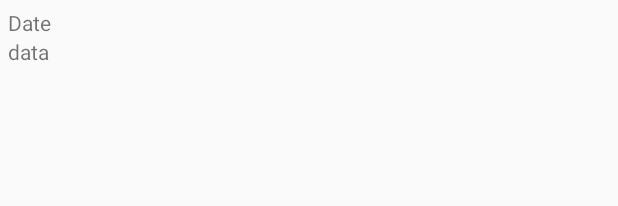
After one commit to gustavkauman/galgeleg, an Android app: the layout activity_high_score_list.xml on its own in the app's theme, with its tools: preview values and no code run, on a phone screen of 412 x 824 dp. The commit adds this screen. Shown: the top 206 px of the screen. Run offline under Robolectric (Android 15) with nearby library versions, the phone set to English and light mode, and no system bars; network calls fail.

Commit message:
Add high score list

```diff
--- a/app/build.gradle
+++ b/app/build.gradle
@@ -30,6 +30,7 @@ dependencies {
     implementation fileTree(dir: "libs", include: ["*.jar"])
     implementation 'androidx.appcompat:appcompat:1.2.0'
     implementation 'androidx.constraintlayout:constraintlayout:1.1.3'
+    implementation 'com.google.code.gson:gson:2.8.6'
     testImplementation 'junit:junit:4.12'
     androidTestImplementation 'androidx.test.ext:junit:1.1.2'
     androidTestImplementation 'androidx.test.espresso:espresso-core:3.3.0'
--- a/app/src/main/AndroidManifest.xml
+++ b/app/src/main/AndroidManifest.xml
@@ -11,7 +11,8 @@
             android:roundIcon="@mipmap/ic_launcher_round"
             android:supportsRtl="true"
             android:theme="@style/AppTheme">
-        <activity android:name=".views.GameLostActivity"></activity>
+        <activity android:name=".views.HighScoreListActivity"></activity>
+        <activity android:name=".views.GameLostActivity" />
         <activity android:name=".views.GameWonActivity" />
         <activity android:name=".views.PlayGameActivity" />
         <activity android:name=".views.MainMenuActivity">
--- a/app/src/main/java/dk/kauman/dtu/brint/galgeleg/views/MainMenuActivity.java
+++ b/app/src/main/java/dk/kauman/dtu/brint/galgeleg/views/MainMenuActivity.java
@@ -16,6 +16,7 @@ public class MainMenuActivity extends Activity implements View.OnClickListener {
         super.onCreate(savedInstanceState);
         setContentView(R.layout.activity_main_menu);
         findViewById(R.id.goToGameButton).setOnClickListener(this);
+        findViewById(R.id.highScoreListButton).setOnClickListener(this);
     }
 
     @Override
@@ -23,6 +24,9 @@ public class MainMenuActivity extends Activity implements View.OnClickListener {
         if (v == v.getRootView().findViewById(R.id.goToGameButton)) {
             Intent intent = new Intent(this, PlayGameActivity.class);
             startActivityForResult(intent, ACTIVITY_REQUEST_CODE);
+        } else if (v == v.getRootView().findViewById(R.id.highScoreListButton)) {
+            Intent intent = new Intent(this, HighScoreListActivity.class);
+            startActivity(intent);
         }
     }
 }
--- a/app/src/main/java/dk/kauman/dtu/brint/galgeleg/views/PlayGameActivity.java
+++ b/app/src/main/java/dk/kauman/dtu/brint/galgeleg/views/PlayGameActivity.java
@@ -130,6 +130,8 @@ public class PlayGameActivity extends AppCompatActivity implements View.OnClickL
             this.wordView.setText(game.getVisibleWord());
 
             if (game.isWon()) {
+                this.controller.saveGameResult(this);
+
                 Intent intent = new Intent(this, GameWonActivity.class);
                 intent.putExtra(NUMBER_OF_GUESSES_IDENTIFIER, this.game.getNumberOfUsedLetters());
                 startActivity(intent);
--- /dev/null
+++ b/app/src/main/res/layout/activity_high_score_list.xml
@@ -0,0 +1,23 @@
+<?xml version="1.0" encoding="utf-8"?>
+<RelativeLayout xmlns:android="http://schemas.android.com/apk/res/android"
+        xmlns:tools="http://schemas.android.com/tools"
+        xmlns:app="http://schemas.android.com/apk/res-auto"
+        android:layout_width="match_parent"
+        android:layout_height="match_parent"
+        android:padding="5dp"
+        tools:context=".views.HighScoreListActivity">
+
+    <TextView
+            android:text="Date"
+            android:layout_width="match_parent"
+            android:layout_height="wrap_content"
+            android:id="@+id/listDateElement" />
+
+    <TextView
+            android:text="data"
+            android:layout_width="match_parent"
+            android:layout_height="wrap_content"
+            android:id="@+id/listContentView"
+            android:layout_alignParentStart="true"
+            android:layout_below="@+id/listDateElement" />
+</RelativeLayout>
```
Also changed, not shown: app/src/main/java/dk/kauman/dtu/brint/galgeleg/controllers/GameController.java (+28 -0 lines), app/src/main/java/dk/kauman/dtu/brint/galgeleg/models/GameResult.java (added, +53 -0 lines), app/src/main/java/dk/kauman/dtu/brint/galgeleg/views/HighScoreListActivity.java (added, +57 -0 lines), app/src/main/res/layout/activity_main_menu.xml (+10 -0 lines).
